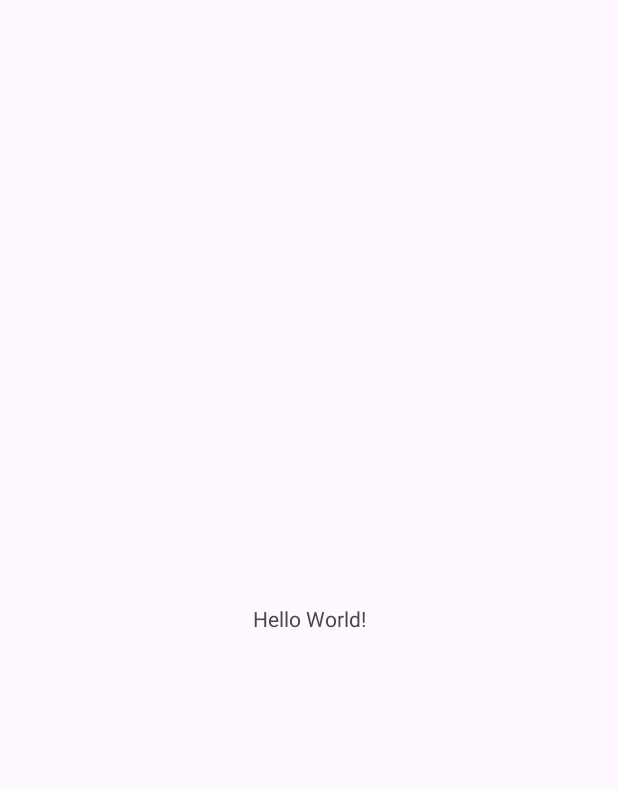
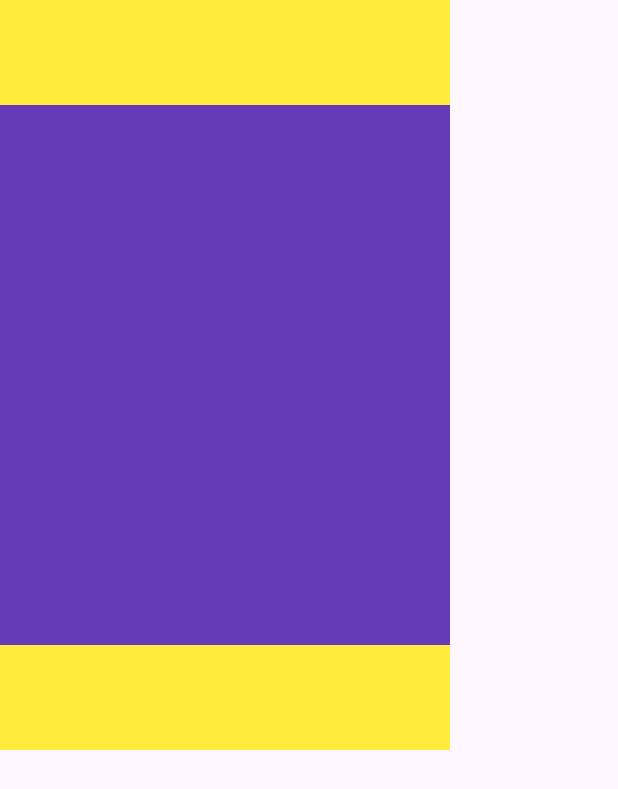
Before and after one commit to GRuslan53/NewJeans, an Android app: the screen it shows after launch (MainActivity), on a phone screen of 412 x 824 dp. Before the commit the part shown is almost empty. Shown: the top 789 px of the screen. Run offline under Robolectric (Android 15) with nearby library versions, the phone set to English and light mode, and no system bars.

Commit message:
main menu layout prototype

```diff
--- a/app/src/main/res/layout/activity_main.xml
+++ b/app/src/main/res/layout/activity_main.xml
@@ -3,17 +3,23 @@
     xmlns:app="http://schemas.android.com/apk/res-auto"
     xmlns:tools="http://schemas.android.com/tools"
     android:id="@+id/main"
-    android:layout_width="match_parent"
-    android:layout_height="match_parent"
+    android:layout_width="300dp"
+    android:layout_height="500dp"
+    android:background="#673AB7"
     tools:context=".MainActivity">
 
-    <TextView
-        android:layout_width="wrap_content"
-        android:layout_height="wrap_content"
-        android:text="Hello World!"
-        app:layout_constraintBottom_toBottomOf="parent"
-        app:layout_constraintEnd_toEndOf="parent"
-        app:layout_constraintStart_toStartOf="parent"
+    <FrameLayout
+        android:id="@+id/top_bar"
+        android:layout_width="match_parent"
+        android:layout_height="70dp"
+        android:background="#FFEB3B"
         app:layout_constraintTop_toTopOf="parent" />
 
+    <FrameLayout
+        android:id="@+id/bottom_navigation"
+        android:layout_width="match_parent"
+        android:layout_height="70dp"
+        android:background="#FFEB3B"
+        app:layout_constraintBottom_toBottomOf="parent" />
+
 </androidx.constraintlayout.widget.ConstraintLayout>
```
